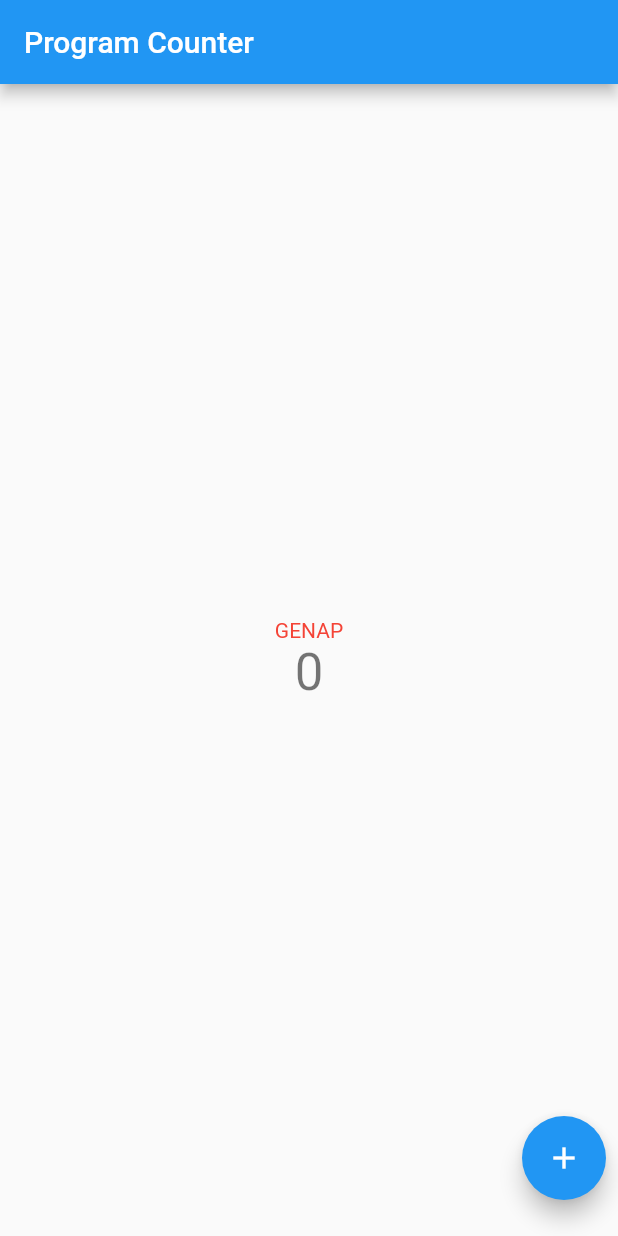
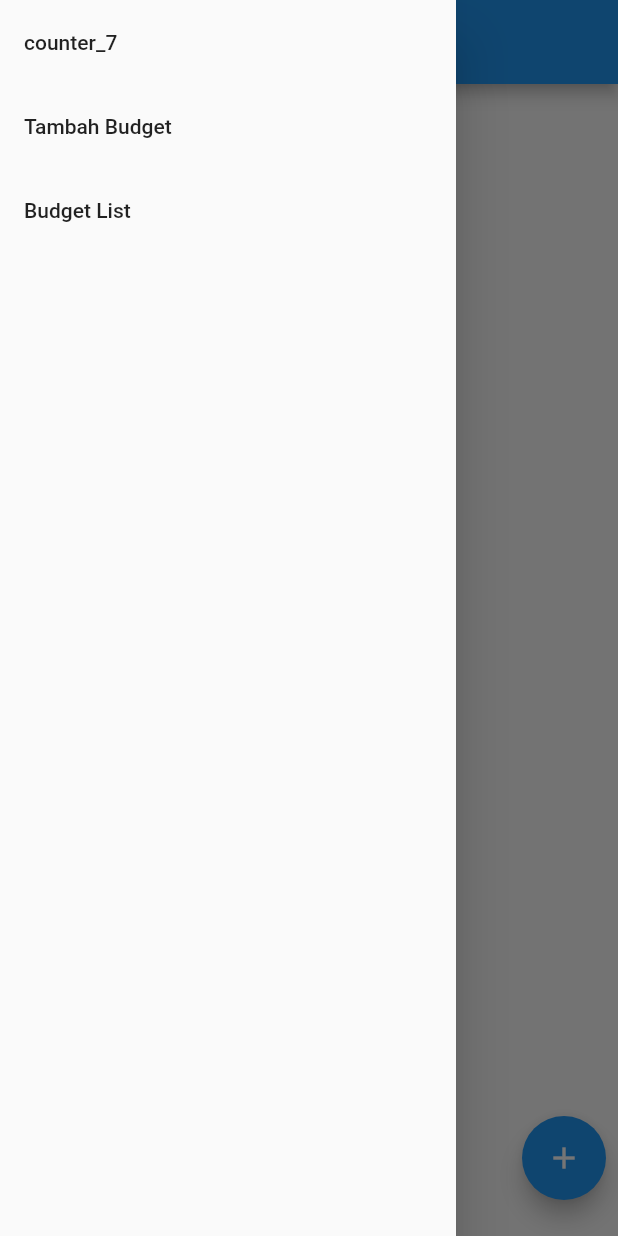
Before and after one commit to FerryHusnil/pbp-flutter-lab, a Flutter app: the screen it shows after launch, with the side drawer open (before the commit the screen has no drawer), on a phone screen of 412 x 824 dp. Run offline on Flutter 3.47's test engine with Material 2 defaults, Android fonts, the phone set to English and light mode, and no system bars.

Commit message:
finish assignment 8

```diff
--- /dev/null
+++ b/lib/budget.dart
@@ -0,0 +1,21 @@
+import "dart:collection";
+import "package:flutter/material.dart";
+
+class Budget {
+  final String title;
+  final int nominal;
+  final String type;
+  final String date;
+
+  Budget({required this.title, required this.nominal, required this.type, required this.date});
+}
+
+class BudgetModel extends ChangeNotifier {
+  final List<Budget> _budgets = [];
+
+  UnmodifiableListView<Budget> get budgets => UnmodifiableListView(_budgets);
+
+  void addBudget(Budget budget) {
+    _budgets.add(budget);
+  }
+}
--- /dev/null
+++ b/lib/drawer_app.dart
@@ -0,0 +1,56 @@
+import 'package:flutter/material.dart';
+import "package:counter_7/main.dart";
+import 'package:counter_7/add_budget_page.dart';
+import "package:counter_7/data_budget_page.dart";
+
+class DrawerApp extends StatefulWidget {
+  const DrawerApp({super.key});
+
+  @override
+  State<DrawerApp> createState() => _DrawerAppState();
+}
+
+class _DrawerAppState extends State<DrawerApp> {
+  @override
+  Widget build(BuildContext context) {
+    return Drawer(
+      child: Column(
+        children: [
+          ListTile(
+            title: const Text("counter_7"),
+            onTap: () {
+              Navigator.pushReplacement(
+                context,
+                MaterialPageRoute(
+                  builder: (ctx) => const MyHomePage(title: "Program Counter"),
+                ),
+              );
+            },
+          ),
+          ListTile(
+            title: const Text("Tambah Budget"),
+            onTap: () {
+              Navigator.push(
+                context,
+                MaterialPageRoute(
+                  builder: (ctx) => const AddBudgetPage(),
+                ),
+              );
+            },
+          ),
+          ListTile(
+            title: const Text("Budget List"),
+            onTap: () {
+              Navigator.push(
+                context,
+                MaterialPageRoute(
+                  builder: (ctx) => const DataBudgetPage(),
+                ),
+              );
+            },
+          )
+        ],
+      ),
+    );
+  }
+}
--- a/pubspec.yaml
+++ b/pubspec.yaml
@@ -32,7 +32,7 @@ dependencies:
   flutter:
     sdk: flutter
 
-
+  provider: ^6.0.0
   # The following adds the Cupertino Icons font to your application.
   # Use with the CupertinoIcons class for iOS style icons.
   cupertino_icons: ^1.0.2
```
Also changed, not shown: lib/add_budget_page.dart (added, +147 -0 lines), lib/data_budget_page.dart (added, +60 -0 lines), lib/main.dart (+8 -29 lines), pubspec.lock.
